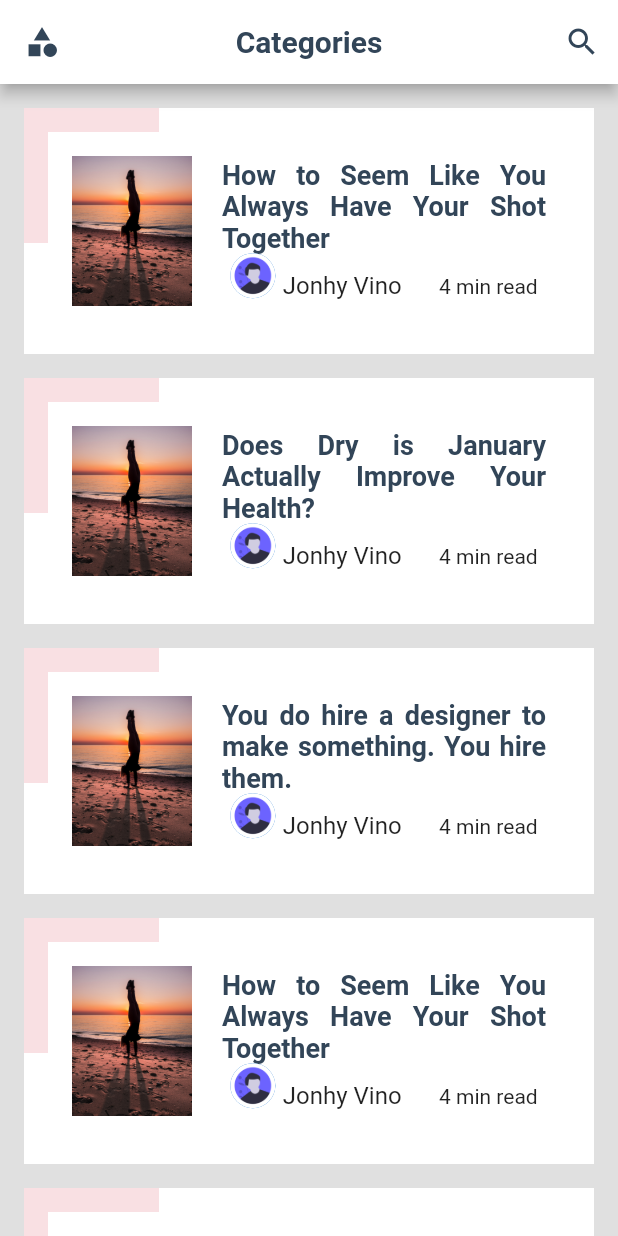
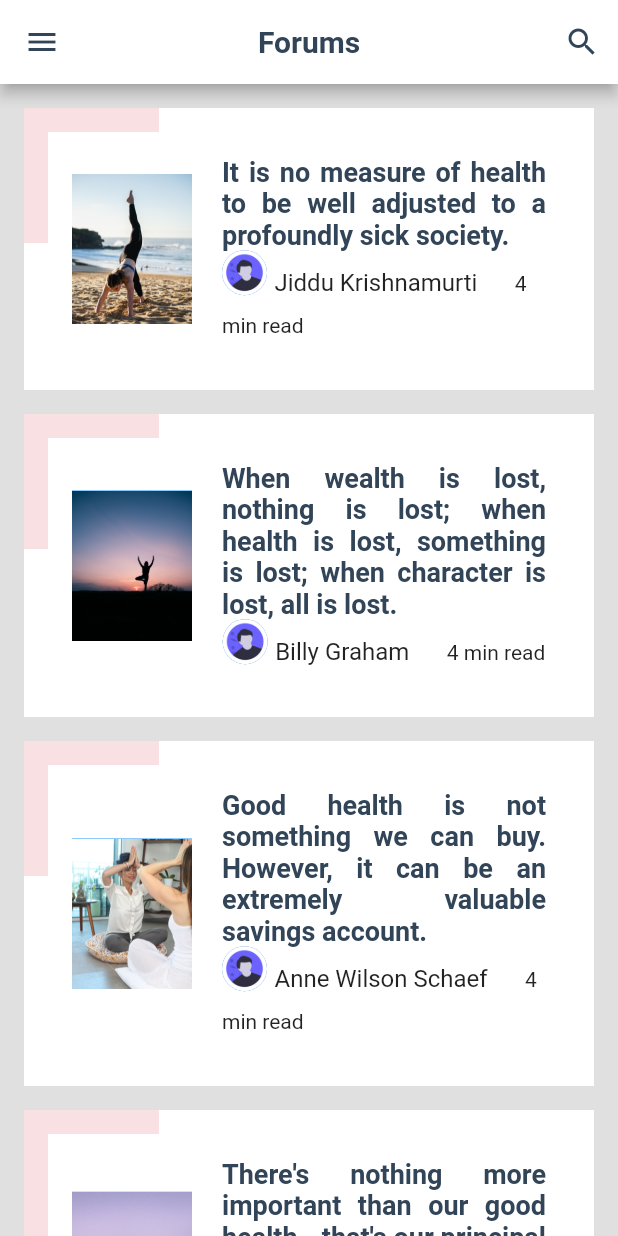
Before and after one commit to hyp9820/Bot_Army, a Flutter app: the screen it shows after launch, on a phone screen of 412 x 824 dp. Run offline on Flutter 3.47's test engine with Material 2 defaults, Android fonts, the phone set to English and light mode, and no system bars; our stand-ins replace flutter_svg, font_awesome_flutter, google_fonts.

Commit message:
forums complete

```diff
--- a/lib/BlogHomeOnePage.dart
+++ b/lib/BlogHomeOnePage.dart
@@ -3,44 +3,57 @@ import 'package:font_awesome_flutter/font_awesome_flutter.dart';
 
 final List<Map> articles = [
   {
-    "title": "How to Seem Like You Always Have Your Shot Together",
-    "author": "Jonhy Vino",
+    "title":
+        "It is no measure of health to be well adjusted to a profoundly sick society.",
+    "author": "Jiddu Krishnamurti",
     "time": "4 min read",
+    "image_url": "assets/images/forum1.jpg",
   },
   {
-    "title": "Does Dry is January Actually Improve Your Health?",
-    "author": "Jonhy Vino",
+    "title":
+        "When wealth is lost, nothing is lost; when health is lost, something is lost; when character is lost, all is lost.",
+    "author": "Billy Graham",
     "time": "4 min read",
+    "image_url": "assets/images/forum2.jpg",
   },
   {
-    "title": "You do hire a designer to make something. You hire them.",
-    "author": "Jonhy Vino",
+    "title":
+        "Good health is not something we can buy. However, it can be an extremely valuable savings account.",
+    "author": "Anne Wilson Schaef",
     "time": "4 min read",
+    "image_url": "assets/images/forum3.jpg",
   },
   {
-    "title": "How to Seem Like You Always Have Your Shot Together",
-    "author": "Jonhy Vino",
+    "title":
+        "There's nothing more important than our good health - that's our principal capital asset.",
+    "author": "Arlen Specter",
     "time": "4 min read",
+    "image_url": "assets/images/forum4.jpg",
   },
   {
-    "title": "How to Seem Like You Always Have Your Shot Together",
-    "author": "Jonhy Vino",
+    "title": "Your body hears everything your mind says.",
+    "author": "Naomi Judd",
     "time": "4 min read",
+    "image_url": "assets/images/forum5.jpg",
   },
   {
-    "title": "Does Dry is January Actually Improve Your Health?",
-    "author": "Jonhy Vino",
+    "title": "A healthy outside starts from the inside.",
+    "author": "Robert Urich",
     "time": "4 min read",
+    "image_url": "assets/images/forum6.jpg",
   },
   {
-    "title": "You do hire a designer to make something. You hire them.",
-    "author": "Jonhy Vino",
+    "title":
+        "Sleep is that golden chain that ties health and our bodies together.",
+    "author": "Thomas Dekker",
     "time": "4 min read",
+    "image_url": "assets/images/forum7.jpg",
   },
   {
-    "title": "How to Seem Like You Always Have Your Shot Together",
-    "author": "Jonhy Vino",
+    "title": "Health is not valued till sickness comes.",
+    "author": "Thomas Fuller",
     "time": "4 min read",
+    "image_url": "assets/images/forum8.jpg",
   },
 ];
 
@@ -77,8 +90,8 @@ class BlogHomeOnePage extends StatelessWidget {
           backgroundColor: Theme.of(context).buttonColor,
           appBar: AppBar(
             centerTitle: true,
-            title: Text('Categories'),
-            leading: Icon(Icons.category),
+            title: Text('Forums'),
+            leading: Icon(Icons.menu),
             actions: <Widget>[
               IconButton(
                 icon: Icon(Icons.search),
@@ -120,7 +133,7 @@ class BlogHomeOnePage extends StatelessWidget {
 
   Widget _buildArticleItem(int index) {
     Map article = articles[index];
-    final String sample = "assets/images/test.jpg";
+    // final String sample = "assets/images/test.jpg";
     return Container(
       color: Colors.white,
       child: Stack(
@@ -141,7 +154,7 @@ class BlogHomeOnePage extends StatelessWidget {
                   color: Colors.blue,
                   width: 80.0,
                   child: Image.asset(
-                    sample,
+                    article["image_url"],
                     fit: BoxFit.cover,
                   ),
                 ),
```
Also changed, not shown: assets/images/forum1.jpg (added), assets/images/forum2.jpg (added), assets/images/forum3.jpg (added), assets/images/forum4.jpg (added), assets/images/forum5.jpg (added), assets/images/forum6.jpg (added), assets/images/forum7.jpg (added), assets/images/forum8.jpg (added).
